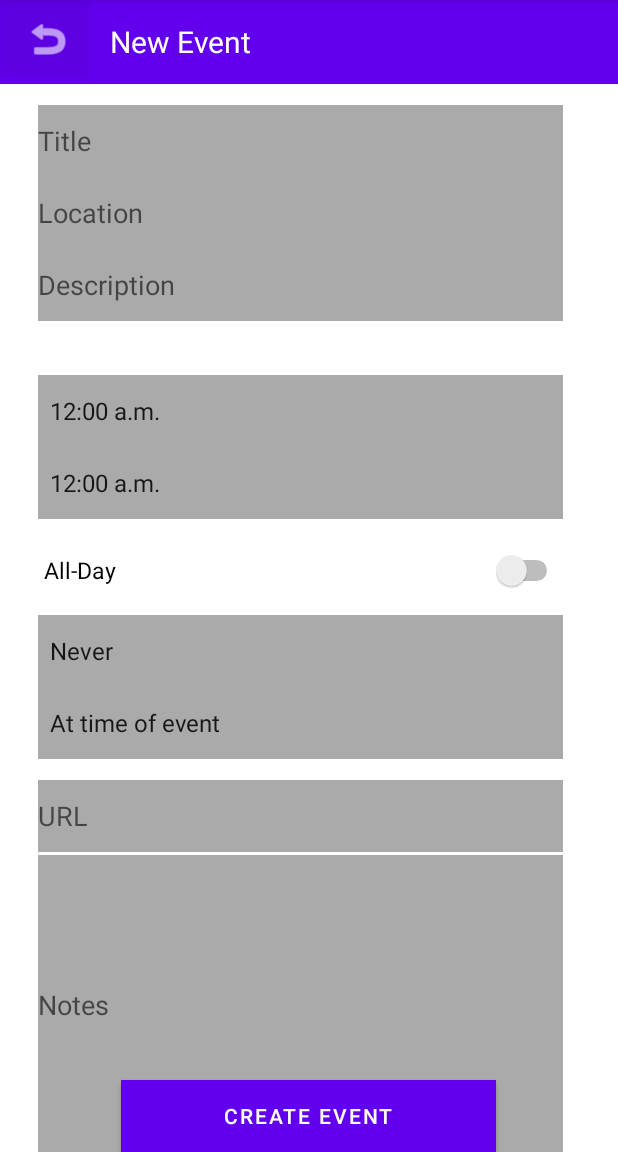
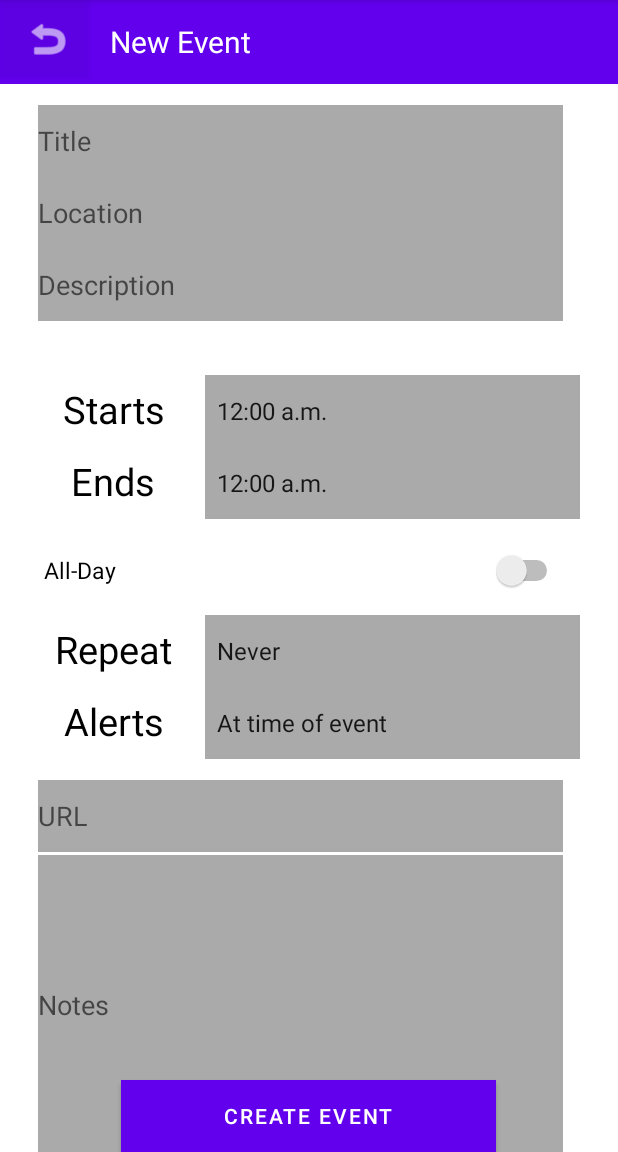
Before and after one commit to anon-spec/Calendar_App, an Android app: the EventActivity screen opened directly, with no data from a screen before it, on a phone screen of 412 x 824 dp, the part 84-1236 px from its top. Run offline under Robolectric (Android 15) with nearby library versions, the phone set to English and light mode, and no system bars.

Commit message:
Now able to select dates in calender, type and use spinners in create events screen, fixed today button and toast pop-up in calendarlayout.xml. Added titles, "Start", "Ends", "Repeat", and "Alerts", to fragments_events.xml.

```diff
--- a/app/src/main/java/com/example/calendarapp/ui/slideshow/calendarActivity.java
+++ b/app/src/main/java/com/example/calendarapp/ui/slideshow/calendarActivity.java
@@ -55,7 +55,7 @@ public class calendarActivity extends AppCompatActivity {
         calendarView.setOnDateChangeListener(new CalendarView.OnDateChangeListener(){
             @Override
             public void onSelectedDayChange(@NonNull CalendarView view, int day, int month, int year){
-                String Date = month + 1 + "-" + day + "-" + year;
+                String Date = month + 1 + "-" + year + "-" + day;
                 //date_view.setText(Date);
                 Toast.makeText(getBaseContext(), Date, Toast.LENGTH_SHORT).show();
             }
--- a/app/src/main/res/layout/fragment_events.xml
+++ b/app/src/main/res/layout/fragment_events.xml
@@ -94,22 +94,44 @@
 
     <Spinner
         android:id="@+id/timeStartEventsSpinner"
-        android:layout_width="350dp"
+        android:layout_width="250dp"
         android:layout_height="48dp"
         android:layout_marginTop="250dp"
-        android:layout_marginStart="25dp"
+        android:layout_marginEnd="25dp"
         android:background="#55000000"
         android:spinnerMode="dropdown"
+        android:layout_gravity="end"
         />
+    <TextView
+        android:layout_width="100dp"
+        android:layout_height="48dp"
+        android:text="@string/Starts"
+        android:textAlignment="center"
+        android:layout_marginTop="255dp"
+        android:layout_marginStart="25dp"
+        android:textSize="25dp"
+        android:textColor="@color/black"/>
+
     <Spinner
         android:id="@+id/timeEndEventsSpinner"
-        android:layout_width="350dp"
+        android:layout_width="250dp"
         android:layout_height="48dp"
         android:layout_marginTop="298dp"
-        android:layout_marginStart="25dp"
+        android:layout_marginEnd="25dp"
         android:background="#55000000"
         android:spinnerMode="dropdown"
+        android:layout_gravity="end"
         />
+
+    <TextView
+        android:layout_width="100dp"
+        android:layout_height="48dp"
+        android:text="@string/Ends"
+        android:textAlignment="center"
+        android:layout_marginTop="303dp"
+        android:layout_marginStart="25dp"
+        android:textSize="25dp"
+        android:textColor="@color/black"/>
 
     <Switch
         android:id="@+id/alldaySwitch"
@@ -124,24 +146,44 @@
 
     <Spinner
         android:id="@+id/repeatEventsSpinner"
-        android:layout_width="350dp"
+        android:layout_width="250dp"
         android:layout_height="48dp"
         android:layout_marginTop="410dp"
-        android:layout_marginStart="25dp"
+        android:layout_marginEnd="25dp"
         android:background="#55000000"
         android:spinnerMode="dropdown"
+        android:layout_gravity="end"
+        />
+    <TextView
+        android:layout_width="100dp"
+        android:layout_height="48dp"
+        android:text="@string/Repeat"
+        android:textAlignment="center"
+        android:layout_marginTop="415dp"
+        android:layout_marginStart="25dp"
+        android:textSize="25dp"
+        android:textColor="@color/black"/>
 
-        />
 
     <Spinner
         android:id="@+id/alertEventsSpinner"
-        android:layout_width="350dp"
+        android:layout_width="250dp"
         android:layout_height="48dp"
         android:layout_marginTop="458dp"
-        android:layout_marginStart="25dp"
+        android:layout_marginEnd="25dp"
         android:background="#55000000"
         android:spinnerMode="dropdown"
+        android:layout_gravity="end"
         />
+    <TextView
+        android:layout_width="100dp"
+        android:layout_height="48dp"
+        android:text="@string/Alerts"
+        android:textAlignment="center"
+        android:layout_marginTop="463dp"
+        android:layout_marginStart="25dp"
+        android:textSize="25dp"
+        android:textColor="@color/black"/>
 
     <com.google.android.material.textfield.TextInputLayout
         android:layout_width="350dp"
--- a/app/src/main/res/values/strings.xml
+++ b/app/src/main/res/values/strings.xml
@@ -13,6 +13,11 @@
     <string name="menu_calendar">Calendar</string>
     <string name="menu_events">Events</string>
     <string name="menu_notifications">Notifications</string>
+
+    <string name="Starts">Starts</string>
+    <string name="Ends">Ends</string>
+    <string name="Repeat">Repeat</string>
+    <string name="Alerts">Alerts</string>
 
 
 
```
